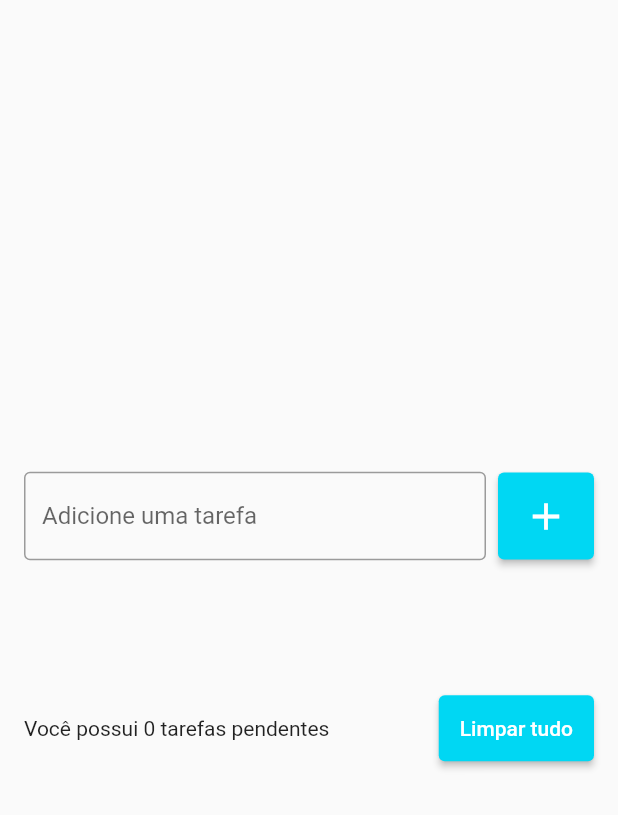
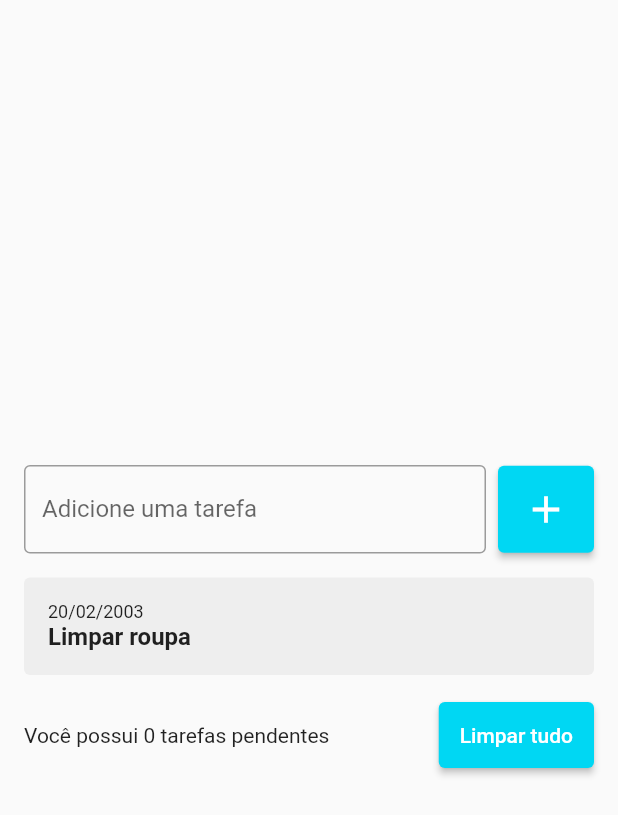
Before and after one commit to Tche-Marco/todo_list, a Flutter app: the screen it shows after launch, after a tap on the "add" icon, on a phone screen of 412 x 824 dp. Shown: the top 815 px of the screen. Run offline on Flutter 3.47's test engine with Material 2 defaults, Android fonts, the phone set to English and light mode, and no system bars.

Commit message:
Criando widget TodoListItem - aula 97

```diff
--- a/lib/pages/todo_list_page.dart
+++ b/lib/pages/todo_list_page.dart
@@ -1,4 +1,6 @@
 import 'package:flutter/material.dart';
+
+import '../widgets/todo_list_item.dart';
 
 class TodoListPage extends StatefulWidget {
   TodoListPage({Key? key}) : super(key: key);
@@ -56,15 +58,10 @@ class _TodoListPageState extends State<TodoListPage> {
               SizedBox(height: 16),
               Flexible(
                 child: ListView(
+                  padding: EdgeInsets.zero,
                   shrinkWrap: true,
                   children: [
-                    for (String todo in todos)
-                      ListTile(
-                        title: Text(todo),
-                        onTap: () {
-                          print('tarefa: $todo');
-                        },
-                      ),
+                    for (String todo in todos) TodoListItem(),
                   ],
                 ),
               ),
@@ -77,7 +74,11 @@ class _TodoListPageState extends State<TodoListPage> {
                   )),
                   SizedBox(width: 8),
                   ElevatedButton(
-                    onPressed: () {},
+                    onPressed: () {
+                      setState(() {
+                        todos.clear();
+                      });
+                    },
                     style: ElevatedButton.styleFrom(
                       backgroundColor: Color(0xff00d7f3),
                       padding: EdgeInsets.all(14),
--- /dev/null
+++ b/lib/widgets/todo_list_item.dart
@@ -0,0 +1,34 @@
+import 'package:flutter/material.dart';
+
+class TodoListItem extends StatelessWidget {
+  const TodoListItem({Key? key}) : super(key: key);
+
+  @override
+  Widget build(BuildContext context) {
+    return Container(
+      decoration: BoxDecoration(
+        borderRadius: BorderRadius.circular(4),
+        color: Colors.grey[200],
+      ),
+      padding: const EdgeInsets.all(16),
+      child: Column(
+        crossAxisAlignment: CrossAxisAlignment.start,
+        children: const [
+          Text(
+            '20/02/2003',
+            style: TextStyle(
+              fontSize: 12,
+            ),
+          ),
+          Text(
+            'Limpar roupa',
+            style: TextStyle(
+              fontSize: 16,
+              fontWeight: FontWeight.w600,
+            ),
+          ),
+        ],
+      ),
+    );
+  }
+}
```
